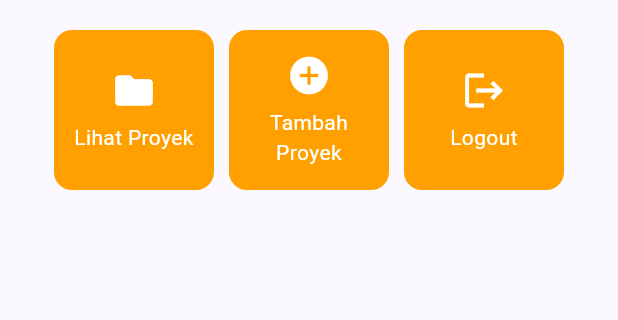
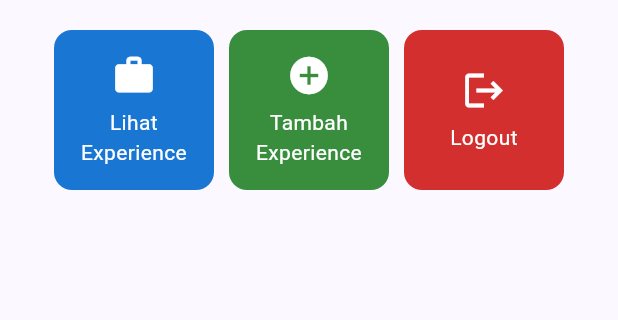
Before and after one commit to fazaaqila09/myportofolio_mobile, a Flutter app: the screen it shows after launch, on a phone screen of 412 x 824 dp, the part 357-677 px from its top. Run offline on Flutter 3.47's test engine with Material 3 defaults, Android fonts, the phone set to English and light mode, and no system bars.

Commit message:
feat: beri warna berbeda tiap ItemCard lewat atribut color di ItemHomepage

```diff
--- a/lib/menu.dart
+++ b/lib/menu.dart
@@ -7,10 +7,12 @@ class MyHomePage extends StatelessWidget {
   final String nama = "Muhammad Faza Aqila";
   final String kelas = "PBP C";
 
+  // Tombol aksi beserta warnanya. Shade 700 dipilih supaya teks dan ikon
+  // putih di atasnya tetap terbaca (kontras cukup tinggi).
   final List<ItemHomepage> items = [
-    ItemHomepage("Lihat Proyek", Icons.folder),
-    ItemHomepage("Tambah Proyek", Icons.add_circle),
-    ItemHomepage("Logout", Icons.logout),
+    ItemHomepage("Lihat Experience", Icons.work, Colors.blue.shade700),
+    ItemHomepage("Tambah Experience", Icons.add_circle, Colors.green.shade700),
+    ItemHomepage("Logout", Icons.logout, Colors.red.shade700),
   ];
 
   @override
@@ -116,11 +118,16 @@ class InfoCard extends StatelessWidget {
   }
 }
 
+/// Model data untuk satu tombol aksi di halaman utama.
+///
+/// Warna latar disimpan di model, sehingga [ItemCard] cukup membaca
+/// `item.color` tanpa percabangan if-else per tombol.
 class ItemHomepage {
   final String name;
   final IconData icon;
+  final Color color;
 
-  ItemHomepage(this.name, this.icon);
+  ItemHomepage(this.name, this.icon, this.color);
 }
 
 class ItemCard extends StatelessWidget {
@@ -131,8 +138,8 @@ class ItemCard extends StatelessWidget {
   @override
   Widget build(BuildContext context) {
     return Material(
-      // Menggunakan warna sekunder dari skema tema aplikasi.
-      color: Theme.of(context).colorScheme.secondary,
+      // Warna latar diambil dari model, jadi tiap tombol punya warnanya sendiri.
+      color: item.color,
       borderRadius: BorderRadius.circular(12),
       child: InkWell(
         // Aksi ketika kartu ditekan oleh pengguna.
```
